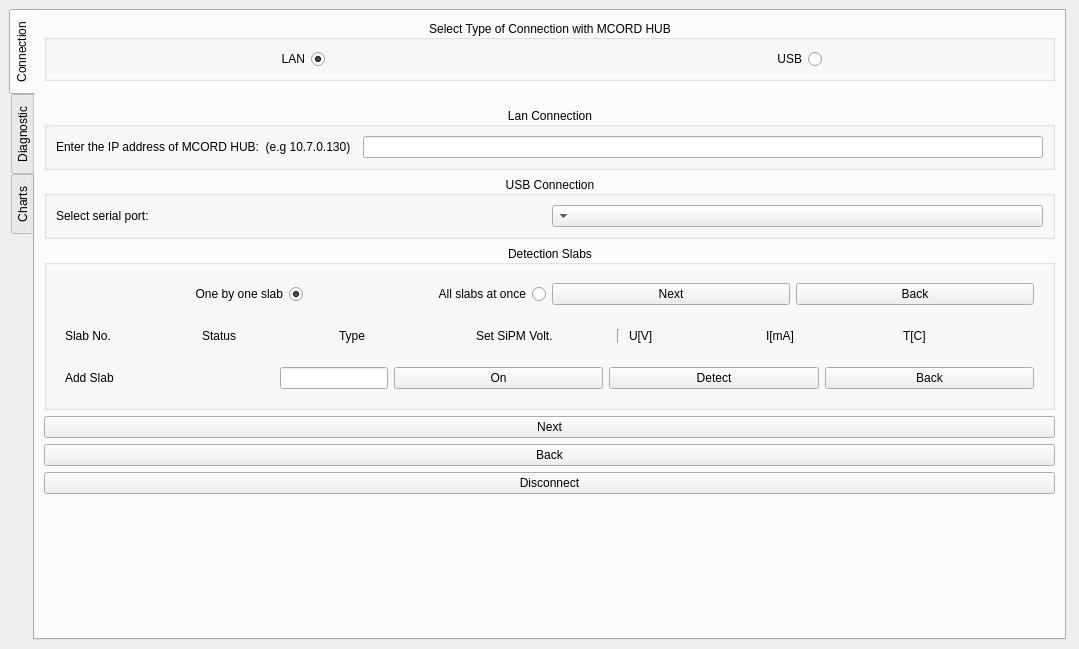
This is widget.ui in MichalRK19780524/MCORD_GUI_CPP as Qt 5 draws it before an edit. The edited form follows.
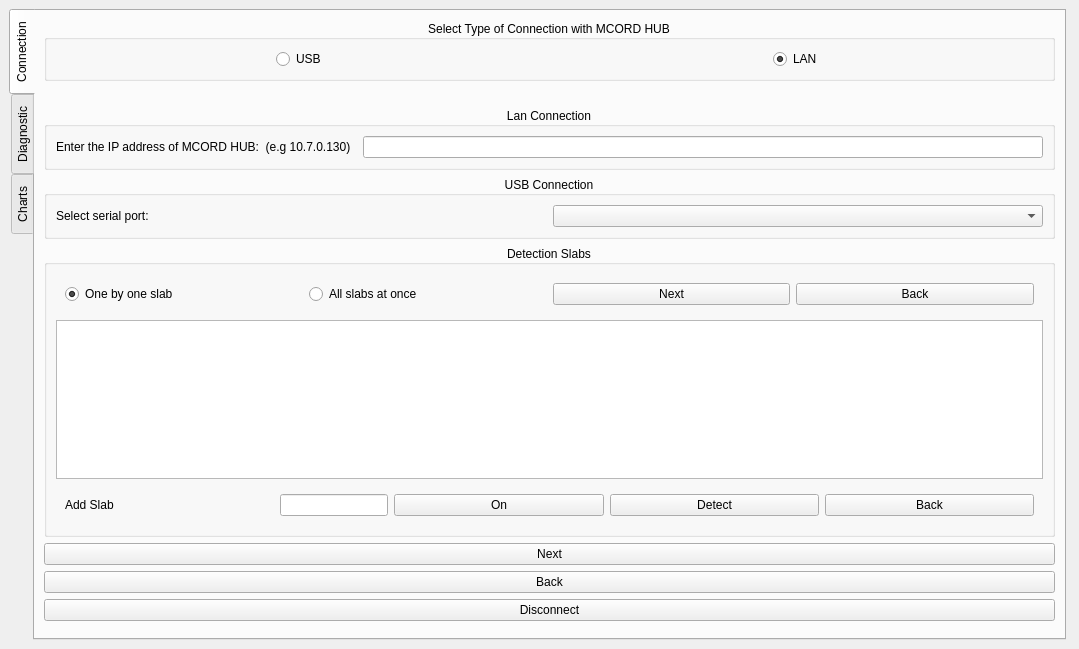
This is the edited form.

The edit to the form file:
```diff
--- a/widget.ui
+++ b/widget.ui
@@ -26,7 +26,7 @@
     </rect>
    </property>
    <property name="layoutDirection">
-    <enum>Qt::RightToLeft</enum>
+    <enum>Qt::LeftToRight</enum>
    </property>
    <property name="tabPosition">
     <enum>QTabWidget::West</enum>
@@ -110,6 +110,13 @@
           <set>Qt::AlignCenter</set>
          </property>
          <layout class="QHBoxLayout" name="horizontalLayout_2">
+          <item>
+           <widget class="QLabel" name="labelLan">
+            <property name="text">
+             <string>Enter the IP address of MCORD HUB:  (e.g 10.7.0.130)  </string>
+            </property>
+           </widget>
+          </item>
           <item>
            <widget class="QLineEdit" name="lineEditLan">
             <property name="alignment">
@@ -117,13 +124,6 @@
             </property>
            </widget>
           </item>
-          <item>
-           <widget class="QLabel" name="labelLan">
-            <property name="text">
-             <string>Enter the IP address of MCORD HUB:  (e.g 10.7.0.130)  </string>
-            </property>
-           </widget>
-          </item>
          </layout>
         </widget>
        </item>
@@ -136,9 +136,6 @@
           <set>Qt::AlignCenter</set>
          </property>
          <layout class="QHBoxLayout" name="horizontalLayout_3">
-          <item>
-           <widget class="QComboBox" name="comboBoxUsb"/>
-          </item>
           <item>
            <widget class="QLabel" name="labelUsb">
             <property name="text">
@@ -146,6 +143,9 @@
             </property>
            </widget>
           </item>
+          <item>
+           <widget class="QComboBox" name="comboBoxUsb"/>
+          </item>
          </layout>
         </widget>
        </item>
@@ -161,27 +161,6 @@
           <item>
            <widget class="QWidget" name="widgetSlabsChoice" native="true">
             <layout class="QHBoxLayout" name="horizontalLayoutSlabsChoice">
-             <item>
-              <widget class="QPushButton" name="pushButtonBackSlabsChoice">
-               <property name="text">
-                <string>Back</string>
-               </property>
-              </widget>
-             </item>
-             <item>
-              <widget class="QPushButton" name="pushButtonDetectionSlabsNext">
-               <property name="text">
-                <string>Next</string>
-               </property>
-              </widget>
-             </item>
-             <item>
-              <widget class="QRadioButton" name="radioButtonManySlabs">
-               <property name="text">
-                <string>All slabs at once</string>
-               </property>
-              </widget>
-             </item>
              <item>
               <widget class="QRadioButton" name="radioButtonOneSlab">
                <property name="text">
@@ -192,98 +171,40 @@
                </property>
               </widget>
              </item>
+             <item>
+              <widget class="QRadioButton" name="radioButtonManySlabs">
+               <property name="text">
+                <string>All slabs at once</string>
+               </property>
+              </widget>
+             </item>
+             <item>
+              <widget class="QPushButton" name="pushButtonDetectionSlabsNext">
+               <property name="text">
+                <string>Next</string>
+               </property>
+              </widget>
+             </item>
+             <item>
+              <widget class="QPushButton" name="pushButtonBackSlabsChoice">
+               <property name="text">
+                <string>Back</string>
+               </property>
+              </widget>
+             </item>
             </layout>
            </widget>
           </item>
           <item>
-           <widget class="QWidget" name="widgetHeaders" native="true">
-            <layout class="QHBoxLayout" name="horizontalLayout_5">
-             <item>
-              <widget class="QLabel" name="labelT">
-               <property name="text">
-                <string>T[C]</string>
-               </property>
-              </widget>
-             </item>
-             <item>
-              <widget class="QLabel" name="labelI">
-               <property name="text">
-                <string>I[mA]</string>
-               </property>
-              </widget>
-             </item>
-             <item>
-              <widget class="QLabel" name="labelU">
-               <property name="text">
-                <string>U[V]</string>
-               </property>
-              </widget>
-             </item>
-             <item>
-              <widget class="Line" name="line">
-               <property name="minimumSize">
-                <size>
-                 <width>10</width>
-                 <height>0</height>
-                </size>
-               </property>
-               <property name="orientation">
-                <enum>Qt::Vertical</enum>
-               </property>
-              </widget>
-             </item>
-             <item>
-              <widget class="QLabel" name="labelSet">
-               <property name="text">
-                <string>Set SiPM Volt.</string>
-               </property>
-              </widget>
-             </item>
-             <item>
-              <widget class="QLabel" name="labelType">
-               <property name="text">
-                <string>Type</string>
-               </property>
-              </widget>
-             </item>
-             <item>
-              <widget class="QLabel" name="labelStatus">
-               <property name="text">
-                <string>Status</string>
-               </property>
-              </widget>
-             </item>
-             <item>
-              <widget class="QLabel" name="labelSlabNo">
-               <property name="text">
-                <string>Slab No.</string>
-               </property>
-              </widget>
-             </item>
-            </layout>
-           </widget>
+           <widget class="QTableView" name="slabsTableView"/>
           </item>
           <item>
            <widget class="QWidget" name="widgetAddOneSlab" native="true">
             <layout class="QHBoxLayout" name="horizontalLayoutAddSlab">
              <item>
-              <widget class="QPushButton" name="pushButtonDetectionSlabBack">
+              <widget class="QLabel" name="labelAddSlab">
                <property name="text">
-                <string>Back</string>
-               </property>
-              </widget>
-             </item>
-             <item>
-              <widget class="QPushButton" name="pushButtonDetect">
-               <property name="text">
-                <string>Detect</string>
-               </property>
-              </widget>
-             </item>
-             <item>
-              <widget class="QPushButton" name="pushButtonOn">
-               <property name="text">
-                <string>On</string>
+                <string>Add Slab</string>
                </property>
               </widget>
              </item>
@@ -298,9 +219,23 @@
               </widget>
              </item>
              <item>
-              <widget class="QLabel" name="labelAddSlab">
+              <widget class="QPushButton" name="pushButtonOn">
                <property name="text">
-                <string>Add Slab</string>
+                <string>On</string>
+               </property>
+              </widget>
+             </item>
+             <item>
+              <widget class="QPushButton" name="pushButtonDetect">
+               <property name="text">
+                <string>Detect</string>
+               </property>
+              </widget>
+             </item>
+             <item>
+              <widget class="QPushButton" name="pushButtonDetectionSlabBack">
+               <property name="text">
+                <string>Back</string>
                </property>
               </widget>
              </item>
```
